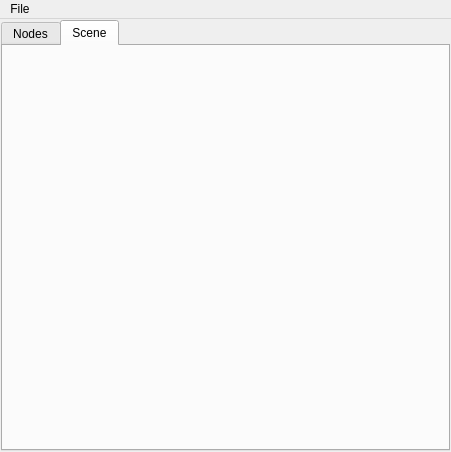
Before: the Qt Designer form OptionsWindow.ui in wonderworks-software/PyFlow, drawn with Qt 5.
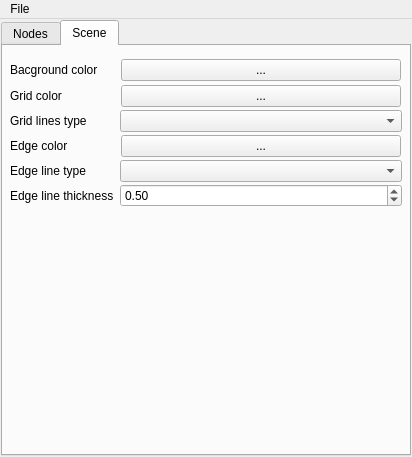
After: the same form once the commit is applied. The open tabs and pages were chosen to show the change.

Commit message: Драг н дроп, падение на выходе решено тем что при удалении нода прячется в сцене и удаляется из списка нод графа. Ноды висят до конца сессии. Во время загрузки сцены пересоздаются только нужные ноды, без мусора

What changed in the file:
```diff
--- a/OptionsWindow.ui
+++ b/OptionsWindow.ui
@@ -6,8 +6,8 @@
    <rect>
     <x>0</x>
     <y>0</y>
-    <width>451</width>
-    <height>421</height>
+    <width>327</width>
+    <height>457</height>
    </rect>
   </property>
   <property name="windowTitle">
@@ -455,6 +455,142 @@
        <attribute name="title">
         <string>Scene</string>
        </attribute>
+       <layout class="QGridLayout" name="gridLayout_12">
+        <property name="margin">
+         <number>2</number>
+        </property>
+        <item row="0" column="0">
+         <layout class="QFormLayout" name="formLayout_2">
+          <property name="fieldGrowthPolicy">
+           <enum>QFormLayout::AllNonFixedFieldsGrow</enum>
+          </property>
+          <property name="verticalSpacing">
+           <number>2</number>
+          </property>
+          <property name="leftMargin">
+           <number>5</number>
+          </property>
+          <property name="topMargin">
+           <number>10</number>
+          </property>
+          <property name="rightMargin">
+           <number>5</number>
+          </property>
+          <property name="bottomMargin">
+           <number>5</number>
+          </property>
+          <item row="0" column="0">
+           <widget class="QLabel" name="bacgroundColorLabel">
+            <property name="text">
+             <string>Bacground color</string>
+            </property>
+           </widget>
+          </item>
+          <item row="0" column="1">
+           <widget class="QWidget" name="bacgroundColorWidget" native="true">
+            <layout class="QGridLayout" name="gridLayout_13">
+             <property name="margin">
+              <number>1</number>
+             </property>
+             <item row="0" column="0">
+              <widget class="QPushButton" name="pushButton_10">
+               <property name="text">
+                <string>...</string>
+               </property>
+              </widget>
+             </item>
+            </layout>
+           </widget>
+          </item>
+          <item row="1" column="0">
+           <widget class="QLabel" name="gridColorLabel">
+            <property name="text">
+             <string>Grid color</string>
+            </property>
+           </widget>
+          </item>
+          <item row="1" column="1">
+           <widget class="QWidget" name="gridColorWidget" native="true">
+            <layout class="QGridLayout" name="gridLayout_14">
+             <property name="margin">
+              <number>1</number>
+             </property>
+             <item row="0" column="0">
+              <widget class="QPushButton" name="pushButton_11">
+               <property name="text">
+                <string>...</string>
+               </property>
+              </widget>
+             </item>
+            </layout>
+           </widget>
+          </item>
+          <item row="2" column="0">
+           <widget class="QLabel" name="gridLinesTypeLabel">
+            <property name="text">
+             <string>Grid lines type</string>
+            </property>
+           </widget>
+          </item>
+          <item row="2" column="1">
+           <widget class="QComboBox" name="gridLinesTypeComboBox"/>
+          </item>
+          <item row="3" column="0">
+           <widget class="QLabel" name="edgeColorLabel">
+            <property name="text">
+             <string>Edge color</string>
+            </property>
+           </widget>
+          </item>
+          <item row="3" column="1">
+           <widget class="QWidget" name="edgeColorWidget" native="true">
+            <layout class="QGridLayout" name="gridLayout_15">
+             <property name="margin">
+              <number>1</number>
+             </property>
+             <item row="0" column="0">
+              <widget class="QPushButton" name="pushButton_12">
+               <property name="text">
+                <string>...</string>
+               </property>
+              </widget>
+             </item>
+            </layout>
+           </widget>
+          </item>
+          <item row="4" column="0">
+           <widget class="QLabel" name="edgeLineTypeLabel">
+            <property name="text">
+             <string>Edge line type</string>
+            </property>
+           </widget>
+          </item>
+          <item row="4" column="1">
+           <widget class="QComboBox" name="edgeLineTypeComboBox"/>
+          </item>
+          <item row="5" column="0">
+           <widget class="QLabel" name="edgeLineThicknessLabel">
+            <property name="text">
+             <string>Edge line thickness</string>
+            </property>
+           </widget>
+          </item>
+          <item row="5" column="1">
+           <widget class="QDoubleSpinBox" name="edgeLineThicknessDoubleSpinBox">
+            <property name="minimum">
+             <double>0.200000000000000</double>
+            </property>
+            <property name="maximum">
+             <double>10.000000000000000</double>
+            </property>
+            <property name="value">
+             <double>0.500000000000000</double>
+            </property>
+           </widget>
+          </item>
+         </layout>
+        </item>
+       </layout>
       </widget>
      </widget>
     </item>
@@ -465,7 +601,7 @@
     <rect>
      <x>0</x>
      <y>0</y>
-     <width>451</width>
+     <width>327</width>
      <height>18</height>
     </rect>
    </property>
```
Left out of the diff: 126 changed lines with no effect on the pictures. The commit also changes 2 other files.
